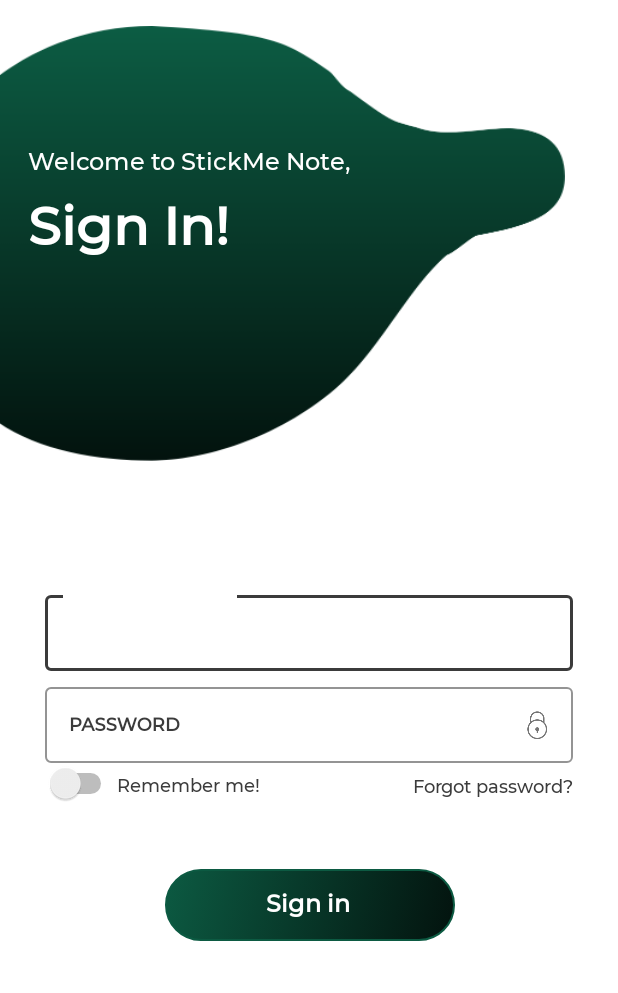
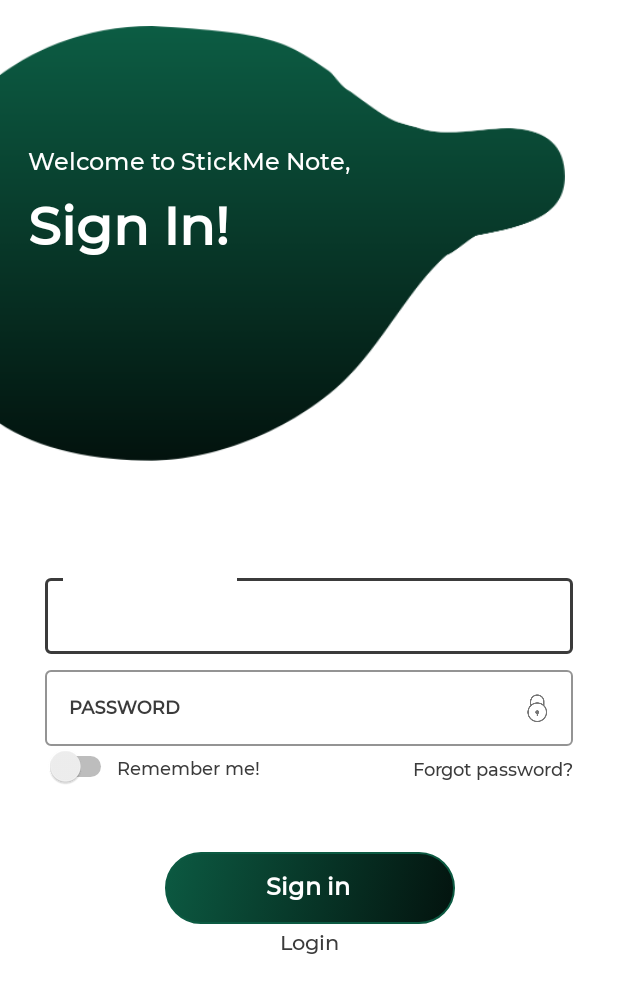
Before and after one commit to PhiLong31/Notebooks, an Android app: the layout activity_signin.xml on its own in the app's theme, with its tools: preview values and no code run, on a phone screen of 412 x 824 dp. Shown: the top 993 px of the screen. Run offline under Robolectric (Android 15) with nearby library versions, the phone set to English and light mode, and no system bars.

Commit message:
| Updated

```diff
--- a/app/src/main/res/layout/activity_signin.xml
+++ b/app/src/main/res/layout/activity_signin.xml
@@ -171,7 +171,12 @@
             android:textSize="16sp"
             android:textStyle="bold" />
 
-
+        <TextView
+            android:id="@+id/register"
+            android:layout_width="match_parent"
+            android:layout_height="wrap_content"
+            android:gravity="center"
+            android:text="Login" />
     </LinearLayout>
 
 </androidx.constraintlayout.widget.ConstraintLayout>
```
